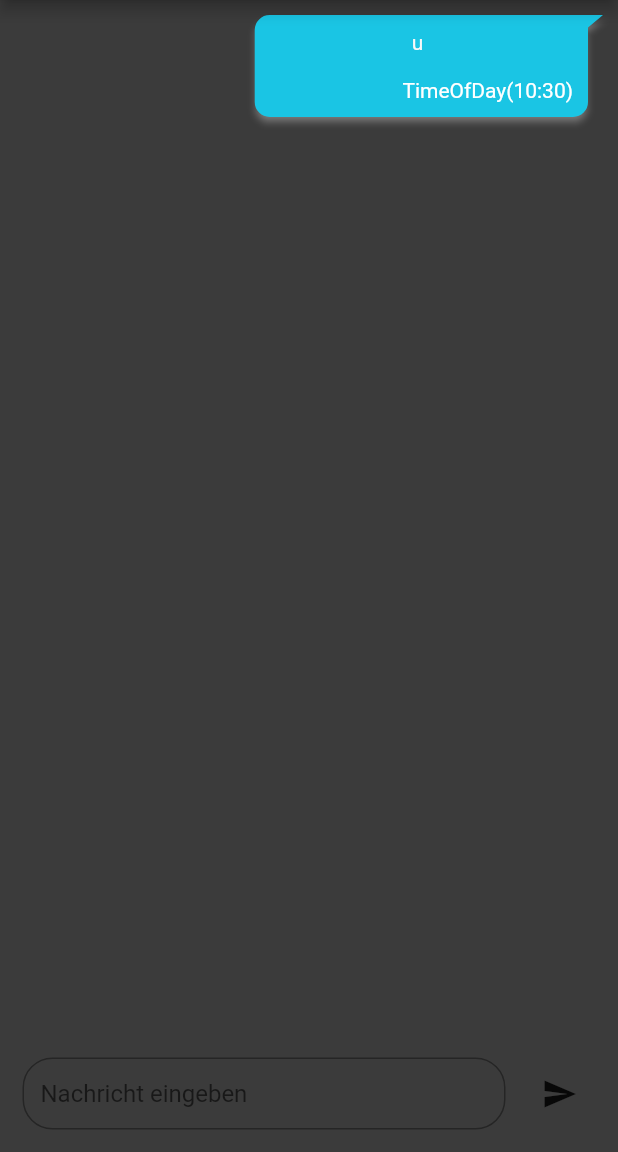
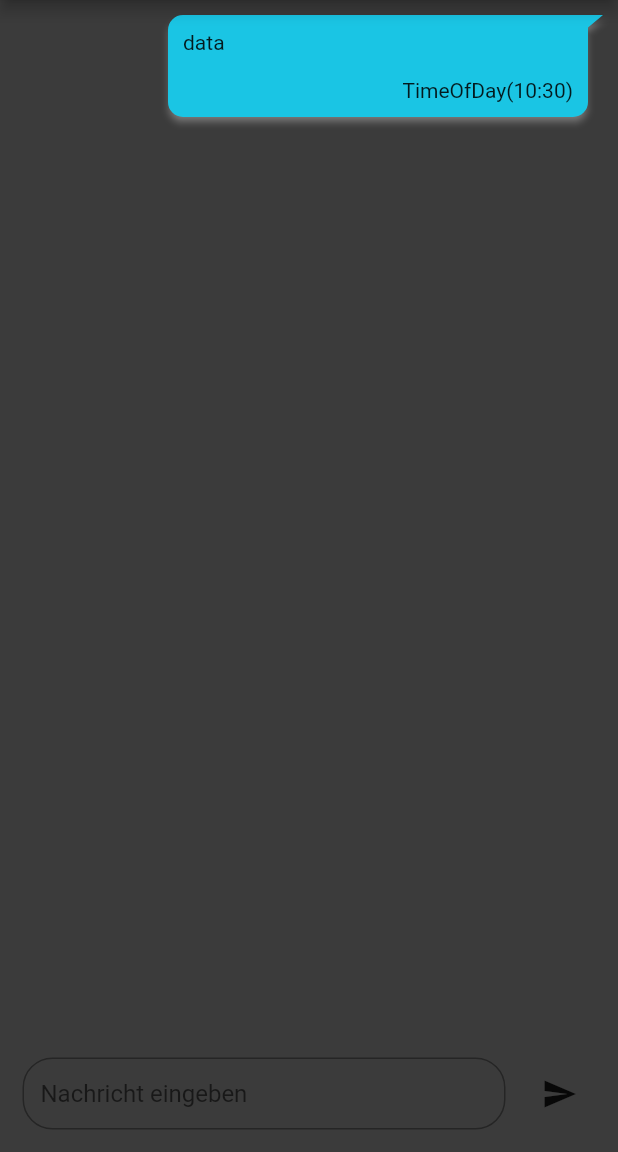
Before and after one commit to Vescusia/pog-bilder, a Flutter app: the screen it shows after launch, after a tap on the "send" icon, on a phone screen of 412 x 824 dp, the part 84-1236 px from its top. Run offline on Flutter 3.47's test engine with Material 2 defaults, Android fonts, the phone set to English and light mode, and no system bars; drawn by our look-alikes of flutter_chat_bubble.

Commit message:
Textbubble richtige größe

```diff
--- a/ui/lib/main1.dart
+++ b/ui/lib/main.dart
@@ -8,7 +8,6 @@ void main() {
       theme: ThemeData(scaffoldBackgroundColor: const Color.fromARGB(255, 59, 59, 59)),
       title: 'pogbilder.de    | pre Build',
       home: Login(),
-
     ),
   );
 }
--- a/ui/lib/pages/Login.dart
+++ b/ui/lib/pages/Login.dart
@@ -115,34 +115,23 @@ class _LoginState extends State<Login> {
 
                   //frabe der Textblase
                   backGroundColor: const Color.fromARGB(255, 26, 197, 228),
+                  child: Container(
+                    constraints: BoxConstraints.loose(Size.fromWidth(260)),
+                    child: Column(
+                      children: [
+                        Align(
+                          alignment: Alignment.topLeft,
+                          child: Text("data"),
+                        ),
+                        Text(messages[index].toString()),
+                        Align(
+                          alignment: Alignment.bottomRight,
+                          child: Text(TimeOfDay.now().toString()),
+                        )
+                      ]
+                      ),
+                  ),
 
-                  // padding
-                  //daten in der Textblase
-                  child:  Column (textDirection: TextDirection.rtl ,children: [
-                     Align(
-                      alignment: Alignment.bottomRight,
-                      widthFactor: max(messages[index].toString().length.toDouble()/9, messages[index].username.toString().length.toDouble()/9),
-                      child:
-                        const Text(
-                          "u",
-                          style: TextStyle(color: Color.fromARGB(255, 248, 248, 248)),
-                      ),
-                    ),
-                    Text(
-                      messages[index].toString(),
-                      style: const TextStyle(color: Color.fromARGB(255, 255, 255, 255)),
-                      ),
-                    Align(
-                      alignment: Alignment.topRight,
-                      widthFactor: max(messages[index].toString().length.toDouble()/9, TimeOfDay.now().toString().length.toDouble()/9),
-                      child: Text(
-                        TimeOfDay.now().toString(),
-                        style: const TextStyle(color: Color.fromARGB(255, 255, 255, 255)),
-                        ),
-                    )
-
-                  ],
-                  )
                 );
               },
             ),
```
Also changed, not shown: ui/lib/demo.dart (added, +54 -0 lines).
